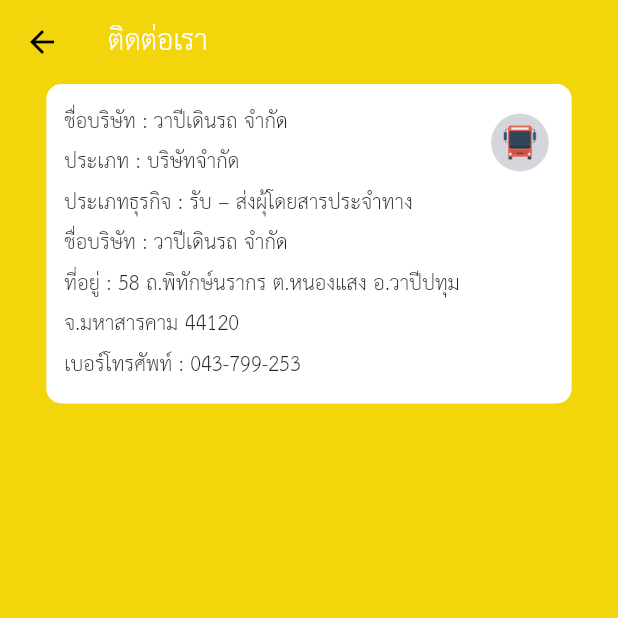
After one commit to PasitDM/VapeeTransportFlutter, a Flutter app: the screen it shows after launch, after a tap on "ติดต่อเรา", on a phone screen of 412 x 824 dp, the top half of it. The commit adds this screen. Run offline on Flutter 3.47's test engine with Material 2 defaults, Android fonts, the phone set to English and light mode, and no system bars.

Commit message:
Add contact page and link main page

```diff
--- a/lib/main.dart
+++ b/lib/main.dart
@@ -1,4 +1,9 @@
-import 'package:app_vapee_transport/screens/home.dart';
+import 'package:app_vapee_transport/screens/book_ticket_page.dart';
+import 'package:app_vapee_transport/screens/car_gps_page.dart';
+import 'package:app_vapee_transport/screens/contactus_page.dart';
+import 'package:app_vapee_transport/screens/home_page.dart';
+import 'package:app_vapee_transport/screens/login_page.dart';
+import 'package:app_vapee_transport/screens/trackparcel_page.dart';
 import 'package:flutter/material.dart';
 
 void main() {
@@ -15,7 +20,16 @@ class MyApp extends StatelessWidget {
         primarySwatch: Colors.yellow,
         visualDensity: VisualDensity.adaptivePlatformDensity,
       ),
-      home: HomePage(),
+      // home: HomePage(),
+      initialRoute: '/',
+      routes: {
+        '/': (context) => HomePage(),
+        '/login': (context) => LoginPage(),
+        '/bookTicket': (context) => BookTicketPage(),
+        '/carGps': (context) => CarGpsPage(),
+        '/trackParcel': (context) => TrackParcelPage(),
+        '/contact': (context) => ContactUsPage(),
+      },
       debugShowCheckedModeBanner: false,
     );
   }
--- /dev/null
+++ b/lib/screens/contactus_page.dart
@@ -0,0 +1,85 @@
+import '../constraint.dart';
+import 'package:flutter/material.dart';
+
+class ContactUsPage extends StatelessWidget {
+  @override
+  Widget build(BuildContext context) {
+    return Scaffold(
+      backgroundColor: clrBackground,
+      appBar: AppBar(
+        backgroundColor: clrBackground,
+        elevation: 0,
+        title: Text(
+          'ติดต่อเรา',
+          style: TextStyle(
+            color: Colors.white,
+            fontSize: 28,
+          ),
+        ),
+      ),
+      body: Center(
+        child: Column(
+          crossAxisAlignment: CrossAxisAlignment.center,
+          children: [
+            // Text(
+            //   'ติดต่อเรา',
+            //   style: TextStyle(
+            //     color: Colors.white,
+            //     fontSize: 28,
+            //   ),
+            // ),
+            Container(
+              padding: EdgeInsets.all(12),
+              width: MediaQuery.of(context).size.width * 0.85,
+              decoration: BoxDecoration(
+                  color: Colors.white, borderRadius: BorderRadius.circular(10)),
+              child: Column(
+                crossAxisAlignment: CrossAxisAlignment.start,
+                children: [
+                  Row(
+                    mainAxisAlignment: MainAxisAlignment.spaceBetween,
+                    children: [
+                      Column(
+                        crossAxisAlignment: CrossAxisAlignment.start,
+                        children: [
+                          Text(
+                            'ชื่อบริษัท : วาปีเดินรถ จำกัด',
+                            style: TextStyle(fontSize: 20),
+                          ),
+                          Text(
+                            'ประเภท : บริษัทจำกัด',
+                            style: TextStyle(fontSize: 20),
+                          ),
+                        ],
+                      ),
+                      Image.asset(
+                        'assets/images/electric-bus.png',
+                        scale: 2,
+                      ),
+                    ],
+                  ),
+                  Text(
+                    'ประเภทธุรกิจ : รับ – ส่งผุ้โดยสารประจำทาง',
+                    style: TextStyle(fontSize: 20),
+                  ),
+                  Text(
+                    'ชื่อบริษัท : วาปีเดินรถ จำกัด',
+                    style: TextStyle(fontSize: 20),
+                  ),
+                  Text(
+                    'ที่อยู่ : 58 ถ.พิทักษ์นรากร ต.หนองแสง อ.วาปีปทุม จ.มหาสารคาม 44120',
+                    style: TextStyle(fontSize: 20),
+                  ),
+                  Text(
+                    'เบอร์โทรศัพท์ : 043-799-253',
+                    style: TextStyle(fontSize: 20),
+                  ),
+                ],
+              ),
+            )
+          ],
+        ),
+      ),
+    );
+  }
+}
--- /dev/null
+++ b/lib/screens/home_page.dart
@@ -0,0 +1,198 @@
+import '../constraint.dart';
+import 'package:flutter/material.dart';
+
+class HomePage extends StatefulWidget {
+  @override
+  _HomePageState createState() => _HomePageState();
+}
+
+class _HomePageState extends State<HomePage> {
+  @override
+  Widget build(BuildContext context) {
+    return Scaffold(
+      backgroundColor: clrBackground,
+      body: Column(
+        crossAxisAlignment: CrossAxisAlignment.start,
+        children: [
+          Padding(
+            padding: const EdgeInsets.only(top: 40.0, left: 10, right: 10),
+            child: Column(
+              crossAxisAlignment: CrossAxisAlignment.start,
+              children: [
+                Text(
+                  'Vapee Transport',
+                  style: TextStyle(
+                    color: Colors.white,
+                    fontWeight: FontWeight.bold,
+                    fontSize: 42,
+                  ),
+                ),
+                Text(
+                  'Surin - Khonkean',
+                  style: TextStyle(
+                    color: Colors.white,
+                    fontWeight: FontWeight.bold,
+                    fontSize: 42,
+                  ),
+                ),
+              ],
+            ),
+          ),
+          SizedBox(
+            height: 10,
+          ),
+          InkWell(
+            onTap: () {
+              print('login page');
+              Navigator.pushNamed(context, '/login');
+            },
+            child: Center(
+              child: Container(
+                margin: EdgeInsets.all(5),
+                color: Colors.white,
+                width: MediaQuery.of(context).size.width * 0.9,
+                child: Row(
+                  children: [
+                    Padding(
+                      padding: const EdgeInsets.all(8.0),
+                      child: Image.asset(
+                        'assets/images/ic_login.png',
+                        scale: 12,
+                      ),
+                    ),
+                    Text(
+                      'เข้าสู่ระบบ/สมัครสมาชิก',
+                      style: TextStyle(
+                        fontSize: 40,
+                      ),
+                    ),
+                  ],
+                ),
+              ),
+            ),
+          ), // เข้าสู่ระบบ/สมัครสมาชิก
+          InkWell(
+            onTap: () {
+              print('book-ticket page');
+              Navigator.pushNamed(context, '/bookTicket');
+            },
+            child: Center(
+              child: Container(
+                margin: EdgeInsets.all(5),
+                color: Colors.white,
+                width: MediaQuery.of(context).size.width * 0.9,
+                child: Row(
+                  children: [
+                    Padding(
+                      padding: const EdgeInsets.all(8.0),
+                      child: Image.asset(
+                        'assets/images/ic_calendar.png',
+                        scale: 12,
+                      ),
+                    ),
+                    Text(
+                      'ตารางเวลาเดินรถ',
+                      style: TextStyle(
+                        fontSize: 40,
+                      ),
+                    ),
+                  ],
+                ),
+              ),
+            ),
+          ), // ตารางเวลาเดินรถ
+          InkWell(
+            onTap: () {
+              print('gps page');
+              Navigator.pushNamed(context, '/carGps');
+            },
+            child: Center(
+              child: Container(
+                margin: EdgeInsets.all(5),
+                color: Colors.white,
+                width: MediaQuery.of(context).size.width * 0.9,
+                child: Row(
+                  children: [
+                    Padding(
+                      padding: const EdgeInsets.all(8.0),
+                      child: Image.asset(
+                        'assets/images/ic_position.png',
+                        scale: 12,
+                      ),
+                    ),
+                    Text(
+                      'พิกัดตำแหน่งรถ',
+                      style: TextStyle(
+                        fontSize: 36,
+                      ),
+                    ),
+                  ],
+                ),
+              ),
+            ),
+          ), // พิกัดตำแหน่งรถ
+          InkWell(
+            onTap: () {
+              print('trackParcel page');
+              Navigator.pushNamed(context, '/trackParcel');
+            },
+            child: Center(
+              child: Container(
+                margin: EdgeInsets.all(5),
+                color: Colors.white,
+                width: MediaQuery.of(context).size.width * 0.9,
+                child: Row(
+                  children: [
+                    Padding(
+                      padding: const EdgeInsets.all(8.0),
+                      child: Image.asset(
+                        'assets/images/ic_van.png',
+                        scale: 12,
+                      ),
+                    ),
+                    Text(
+                      'ติดตามพัสดุ',
+                      style: TextStyle(
+                        fontSize: 40,
+                      ),
+                    ),
+                  ],
+                ),
+              ),
+            ),
+          ), // ติดตามพัสดุ
+          InkWell(
+            onTap: () {
+              print('Contact Us');
+              Navigator.pushNamed(context, '/contact');
+            },
+            child: Center(
+              child: Container(
+                margin: EdgeInsets.all(5),
+                color: Colors.white,
+                width: MediaQuery.of(context).size.width * 0.9,
+                child: Row(
+                  children: [
+                    Padding(
+                      padding: const EdgeInsets.all(8.0),
+                      child: Image.asset(
+                        'assets/images/ic_info.png',
+                        scale: 12,
+                      ),
+                    ),
+                    Text(
+                      'ติดต่อเรา',
+                      style: TextStyle(
+                        fontSize: 40,
+                      ),
+                    ),
+                  ],
+                ),
+              ),
+            ),
+          ), // ติดต่อเรา contact us
+        ],
+      ),
+    );
+  }
+}
```
Also changed, not shown: lib/screens/book_ticket_page.dart (added, +20 -0 lines), lib/screens/car_gps_page.dart (added, +21 -0 lines), lib/screens/home.dart (deleted, +0 -169 lines), lib/screens/login_page.dart (added, +20 -0 lines), lib/screens/trackparcel_page.dart (added, +21 -0 lines), assets/images/electric-bus.png (added).
